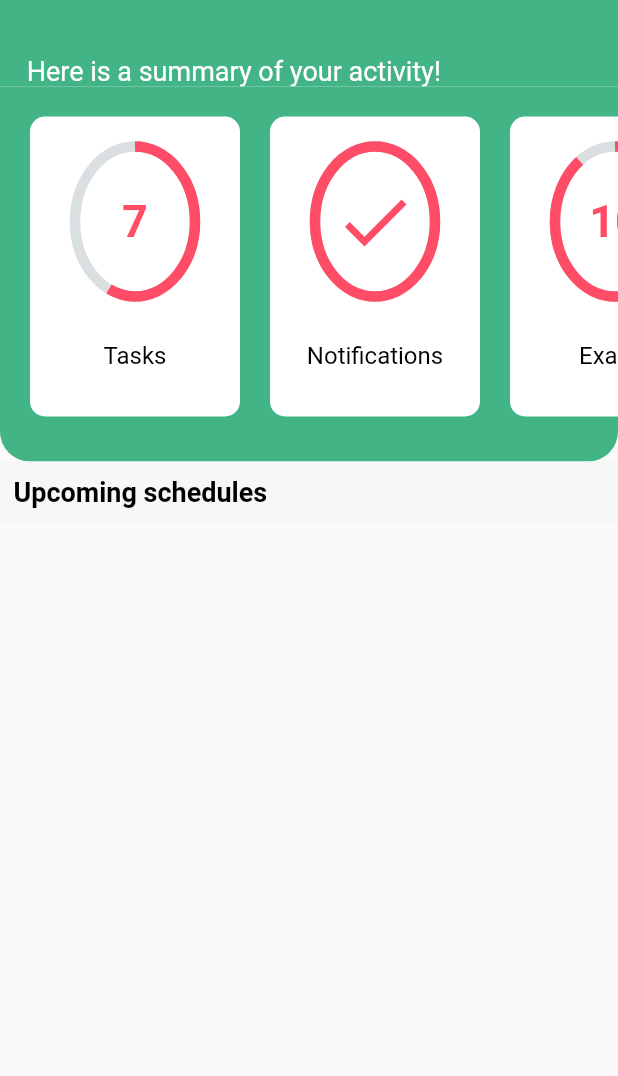
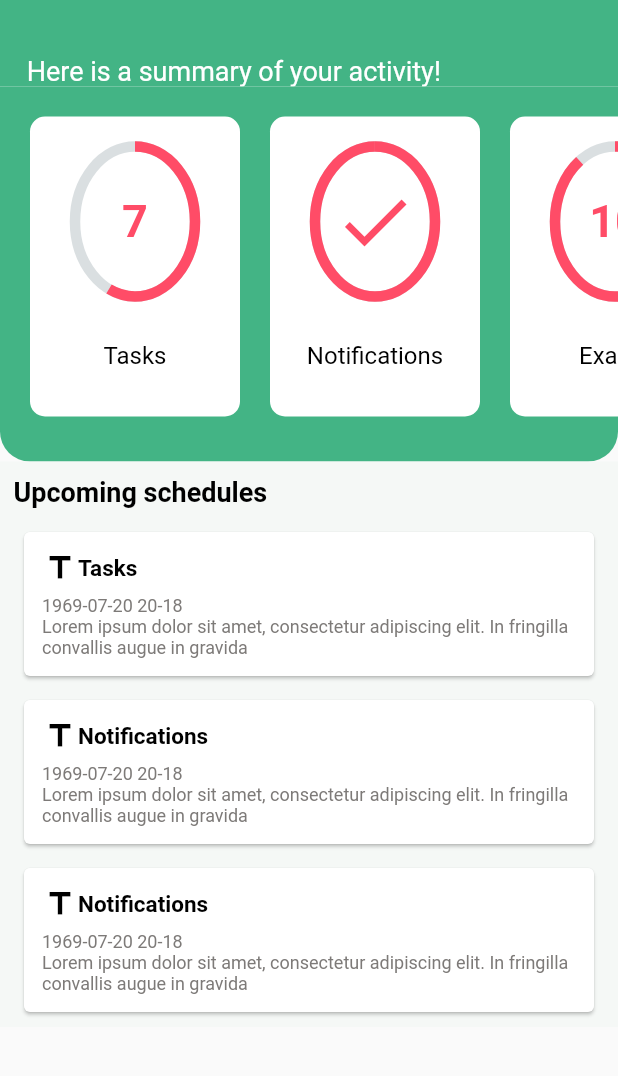
Before and after one commit to openmindsclub/Student-App, a Flutter app: the Dashboard screen opened by its route, on a phone screen of 412 x 824 dp, the part 59-1135 px from its top. Run offline on Flutter 3.47's test engine with Material 2 defaults, Android fonts, the phone set to English and light mode, and no system bars.

Commit message:
schedule....

```diff
--- a/lib/dart_src/tasks.dart
+++ b/lib/dart_src/tasks.dart
@@ -5,4 +5,8 @@ class Task{
 
   Task({this.title, this.description, this.date});
 
+  String date_string(){
+    return "${date.year.toString()}-${date.month.toString().padLeft(2,'0')}-${date.day.toString().padLeft(2,'0')} ${date.hour.toString()}-${date.minute.toString()}";
+  }
+
 }
--- a/lib/menu_elements/dashboard.dart
+++ b/lib/menu_elements/dashboard.dart
@@ -69,7 +69,7 @@ class _DashboardState extends State<Dashboard> {
                     ),
                   ),
                 ),
-                Padding(
+                Container(
                     padding: EdgeInsets.only(bottom: 10.0),
                     child: ScheduleScroller(),
                   ),
--- a/lib/menu_elements/schedule_scroller.dart
+++ b/lib/menu_elements/schedule_scroller.dart
@@ -1,4 +1,6 @@
 import 'package:flutter/material.dart';
+import 'package:usthb_app/dart_src/tasks.dart';
+
 
 class ScheduleScroller extends StatefulWidget {
   @override
@@ -6,8 +8,74 @@ class ScheduleScroller extends StatefulWidget {
 }
 
 class _ScheduleScrollerState extends State<ScheduleScroller> {
+
+  List<Task> tasks = [
+    Task(
+        title: 'Tasks',
+        description: "Lorem ipsum dolor sit amet, consectetur adipiscing elit. In fringilla convallis augue in gravida",
+        date: DateTime.parse("1969-07-20 20:18:04Z")),
+    Task(
+        title: 'Notifications',
+        description: "Lorem ipsum dolor sit amet, consectetur adipiscing elit. In fringilla convallis augue in gravida",
+        date: DateTime.parse("1969-07-20 20:18:04Z")),
+    Task(
+        title: 'Notifications',
+        description: "Lorem ipsum dolor sit amet, consectetur adipiscing elit. In fringilla convallis augue in gravida",
+        date: DateTime.parse("1969-07-20 20:18:04Z")),
+  ];
+
+  Widget taskTemplate(task) {
+    return Card(
+        margin: const EdgeInsets.fromLTRB(16.0, 16.0, 16.0, 0),
+        color: Colors.white,
+        child: Padding(
+          padding: const EdgeInsets.all(12.0),
+          child: Column(
+            crossAxisAlignment: CrossAxisAlignment.stretch,
+            children: <Widget>[
+              Row(
+                children: <Widget>[
+                  Icon(
+                    Icons.title,
+                    color: Colors.black,
+                  ),
+                  Text(
+                    task.title,
+                    style: TextStyle(
+                      fontSize: 15.0,
+                      color: Colors.black,
+                      fontWeight: FontWeight.bold,
+                    ),
+                  ),
+                ],
+              ),
+              SizedBox(height: 6.0),
+              Text(
+                task.date_string(),
+                style: TextStyle(
+                  fontSize: 12.0,
+                  color: Color(0xff7D7A78),
+                ),
+              ),
+              Text(
+                task.description,
+                style: TextStyle(
+                  fontSize: 12.0,
+                  color: Color(0xff7D7A78),
+                ),
+              ),
+            ],
+          ),
+        )
+    );
+  }
+
   @override
   Widget build(BuildContext context) {
-    return Container();
+    return ListView(
+      scrollDirection: Axis.vertical,
+      shrinkWrap: true,
+      children: tasks.map((quote) => taskTemplate(quote)).toList(),
+    );
   }
 }
```
